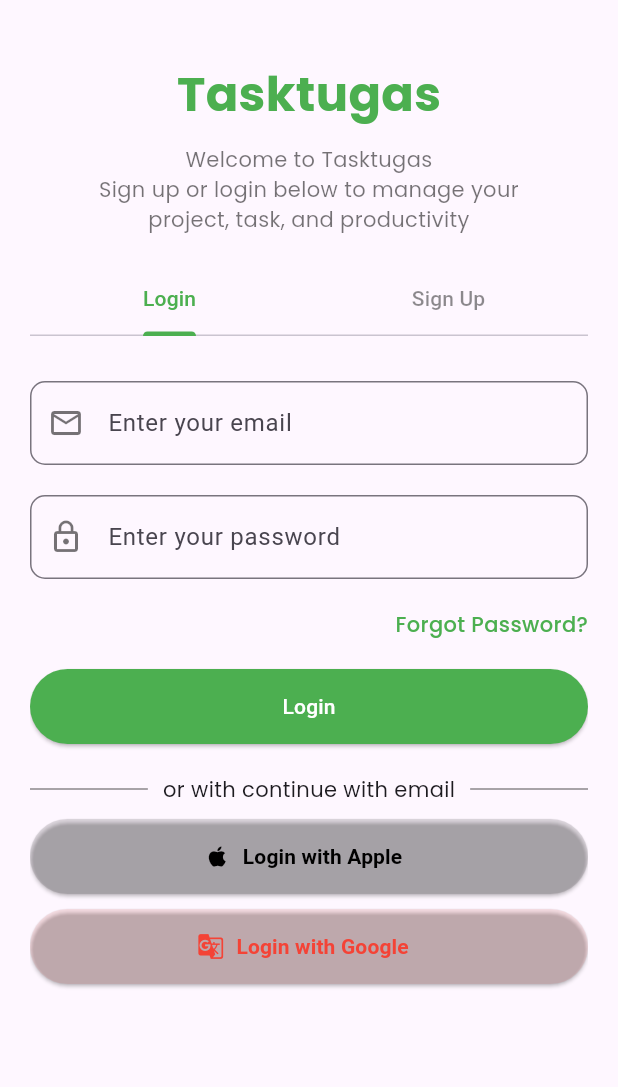
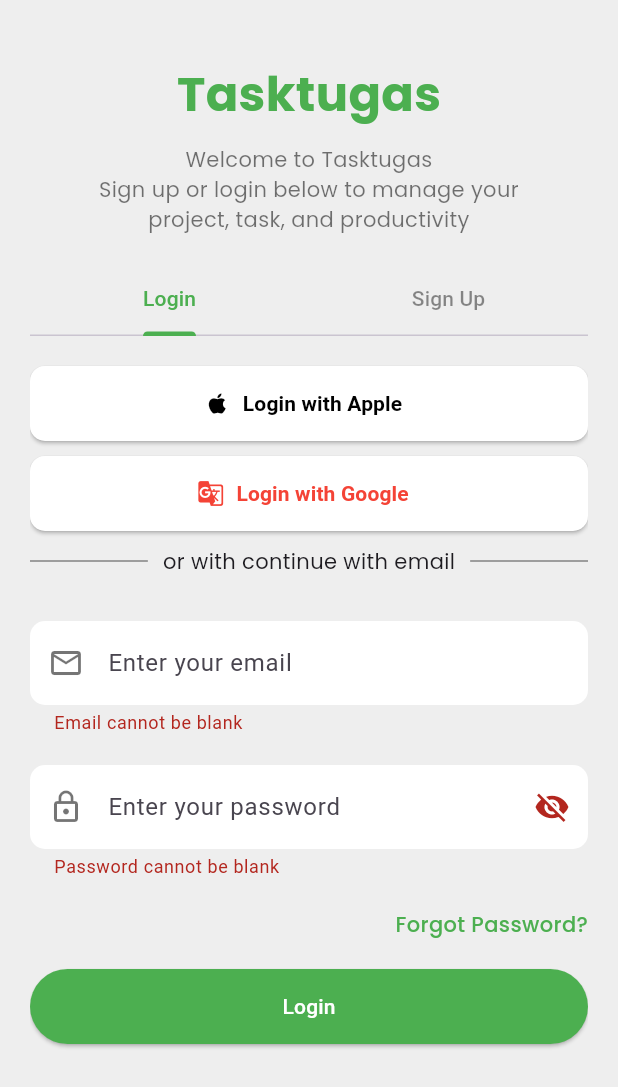
Before and after one commit to moha-shiine/Todo-Task, a Flutter app: the screen it shows after launch, after a tap on "Login", on a phone screen of 412 x 824 dp. Shown: the top 1087 px of the screen. Run offline on Flutter 3.47's test engine with Material 3 defaults, Android fonts, the phone set to English and light mode, and no system bars; our stand-ins replace easy_date_timeline, flutter_iconly, gap, get, google_fonts, sqflite; accounts and stored records are empty.

```diff
--- a/lib/app/login/login.dart
+++ b/lib/app/login/login.dart
@@ -7,16 +7,45 @@ import 'package:taskapp/controller/PasswordValidationController.dart';
 import 'package:taskapp/widget/bottom/CustomInputFields.dart';
 import 'package:taskapp/widget/bottom/socilaloginbotoom.dart';
 
-class LoginScreen extends StatelessWidget {
+class LoginScreen extends StatefulWidget {
   const LoginScreen({super.key});
 
   @override
+  State<LoginScreen> createState() => _LoginScreenState();
+}
+
+class _LoginScreenState extends State<LoginScreen> {
+  @override
   Widget build(BuildContext context) {
+    bool _isPasswordVisible = false; // Track password visibility
+
+    void _togglePasswordVisibility() {
+      setState(() {
+        _isPasswordVisible = !_isPasswordVisible; // Toggle password visibility
+      });
+    }
+
+    final _formKey = new GlobalKey<FormState>();
+    String _email;
+    String _password;
+
+    void validateAndSave() {
+      final form = _formKey.currentState;
+      if (form!.validate()) {
+        print('Form is valid');
+      } else {
+        print('form is invalid');
+      }
+    }
+
     final passwordController = Get.put(PasswordValidationController());
     return Scaffold(
+      backgroundColor: Colors.grey.shade200,
       body: SafeArea(
         child: SingleChildScrollView(
           padding: const EdgeInsets.all(20),
+          child: Form(
+            key: _formKey,
             child: Column(
               crossAxisAlignment: CrossAxisAlignment.start,
               children: [
@@ -67,10 +96,58 @@ class LoginScreen extends StatelessWidget {
                             child: Column(
                               children: [
                                 const SizedBox(height: 20),
+                                SocialLoginButton(
+                                    icon: Icons.apple,
+                                    text: 'Login with Apple',
+                                    color: Colors.black),
+                                const SizedBox(height: 10),
+                                SocialLoginButton(
+                                    icon: Icons.g_translate,
+                                    text: 'Login with Google',
+                                    color: Colors.red),
+                                const SizedBox(height: 10),
+                                Row(
+                                  children: [
+                                    const Expanded(
+                                        child: Divider(
+                                            color: Colors.black45,
+                                            thickness: 1)),
+                                    Padding(
+                                      padding: const EdgeInsets.symmetric(
+                                          horizontal: 10),
+                                      child: Text('or with continue with email',
+                                          style: GoogleFonts.poppins()),
+                                    ),
+                                    const Expanded(
+                                        child: Divider(
+                                            color: Colors.black45,
+                                            thickness: 1)),
+                                  ],
+                                ),
+                                const SizedBox(height: 20),
                                 CustomInputFields(
+                                    validator: (value) => value!.isEmpty
+                                        ? 'Email cannot be blank'
+                                        : null,
+                                    //
+                                    //  controller: TextEditingController(),
                                     hint: 'Enter your email',
                                     icon: Icons.email_outlined),
                                 CustomInputFields(
+                                    validator: (value) => value!.isEmpty
+                                        ? 'Password cannot be blank'
+                                        : null,
+                                    //onSaved: (value) => _password = value,
+                                    obscureText: !_isPasswordVisible,
+                                    suffixIcon: IconButton(
+                                      icon: Icon(
+                                        _isPasswordVisible
+                                            ? Icons.visibility
+                                            : Icons.visibility_off,
+                                      ),
+                                      onPressed:
+                                          _togglePasswordVisibility, // Toggle visibility
+                                    ),
                                     hint: 'Enter your password',
                                     icon: Icons.lock_outline),
                                 const SizedBox(height: 10),
@@ -88,39 +165,15 @@ class LoginScreen extends StatelessWidget {
                                 ElevatedButton(
                                   style: ElevatedButton.styleFrom(
                                     backgroundColor: Colors.green,
-                                  minimumSize: const Size(double.infinity, 50),
+                                    minimumSize:
+                                        const Size(double.infinity, 50),
                                   ),
-                                onPressed: () {},
+                                  onPressed: () {
+                                    validateAndSave();
+                                  },
                                   child: const Text('Login',
                                       style: TextStyle(color: Colors.white)),
                                 ),
-                              const SizedBox(height: 20),
-                              Row(
-                                children: [
-                                  const Expanded(
-                                      child: Divider(
-                                          color: Colors.black45, thickness: 1)),
-                                  Padding(
-                                    padding: const EdgeInsets.symmetric(
-                                        horizontal: 10),
-                                    child: Text('or with continue with email',
-                                        style: GoogleFonts.poppins()),
-                                  ),
-                                  const Expanded(
-                                      child: Divider(
-                                          color: Colors.black45, thickness: 1)),
-                                ],
-                              ),
-                              const SizedBox(height: 10),
-                              SocialLoginButton(
-                                  icon: Icons.apple,
-                                  text: 'Login with Apple',
-                                  color: Colors.black),
-                              const SizedBox(height: 10),
-                              SocialLoginButton(
-                                  icon: Icons.g_translate,
-                                  text: 'Login with Google',
-                                  color: Colors.red),
                               ],
                             ),
                           ),
@@ -133,6 +186,7 @@ class LoginScreen extends StatelessWidget {
                   ),
                 ),
               ],
+            ),
           ),
         ),
       ),
--- a/lib/widget/bottom/CustomInputFields.dart
+++ b/lib/widget/bottom/CustomInputFields.dart
@@ -2,28 +2,52 @@ import 'package:flutter/material.dart';
 
 class CustomInputFields extends StatelessWidget {
   final String hint;
+  final void Function()? onSaved;
   final IconData icon;
+  final Widget? suffixIcon;
+  final bool obscureText;
+  final String? Function(String?)? validator;
+  final TextEditingController? controller;
   final Function(String)? onChanged;
 
   const CustomInputFields({
     super.key,
     required this.hint,
+    this.obscureText = false,
     required this.icon,
     this.onChanged,
+    this.validator,
+    this.suffixIcon,
+    this.controller,
+    this.onSaved,
   });
 
   @override
   Widget build(BuildContext context) {
     return Container(
       margin: const EdgeInsets.symmetric(vertical: 10),
-      child: TextField(
+      child: TextFormField(
+        //onSaved: onSaved,
+        obscureText: obscureText, validator: validator,
+        controller: controller,
         onChanged: onChanged, // Updates the controller variable
         decoration: InputDecoration(
           hintText: hint,
           prefixIcon: Icon(icon, color: Colors.black54),
+          suffixIcon: suffixIcon,
           border: OutlineInputBorder(
             borderRadius: BorderRadius.circular(10),
-            borderSide: const BorderSide(color: Colors.black26),
+            borderSide: BorderSide.none,
+          ),
+          enabledBorder: OutlineInputBorder(
+            borderRadius: BorderRadius.circular(10),
+            borderSide: BorderSide.none,
+          ),
+          fillColor: Colors.white,
+          filled: true,
+          focusedBorder: OutlineInputBorder(
+            borderRadius: BorderRadius.circular(10),
+            borderSide: BorderSide.none,
           ),
         ),
       ),
--- a/lib/widget/bottom/socilaloginbotoom.dart
+++ b/lib/widget/bottom/socilaloginbotoom.dart
@@ -16,7 +16,9 @@ class SocialLoginButton extends StatelessWidget {
   Widget build(BuildContext context) {
     return ElevatedButton.icon(
       style: ElevatedButton.styleFrom(
-        backgroundColor: color.withOpacity(0.1),
+        //  shadowColor: Colors.black54,
+        shape: RoundedRectangleBorder(borderRadius: BorderRadius.circular(10)),
+        backgroundColor: Colors.white,
         minimumSize: const Size(double.infinity, 50),
       ),
       icon: Icon(icon, color: color),
```
Lines whose indentation alone changed are shown as unchanged.
